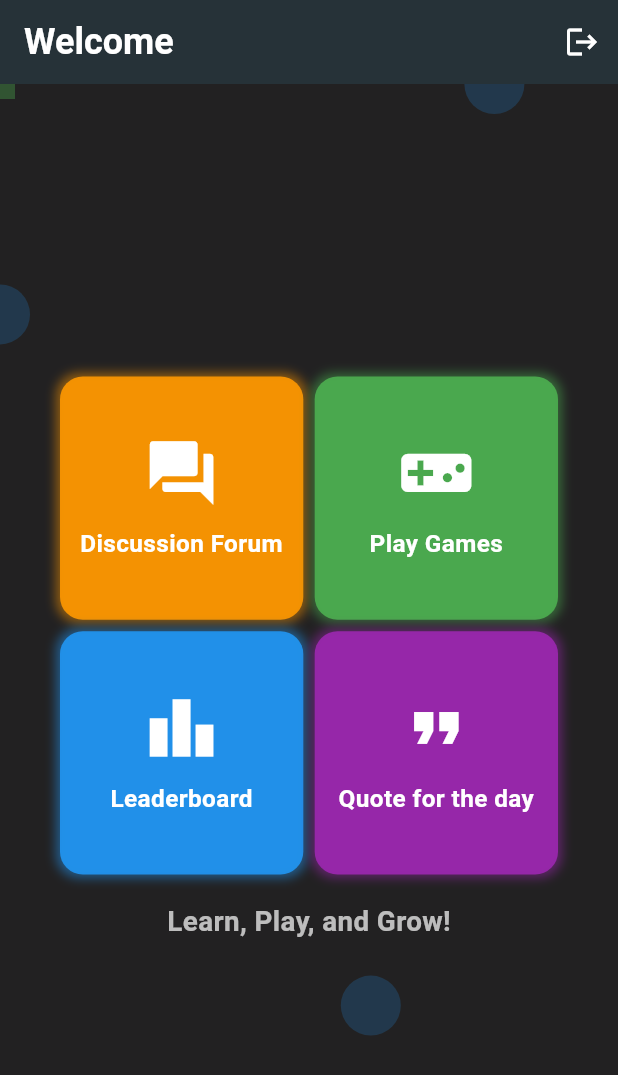
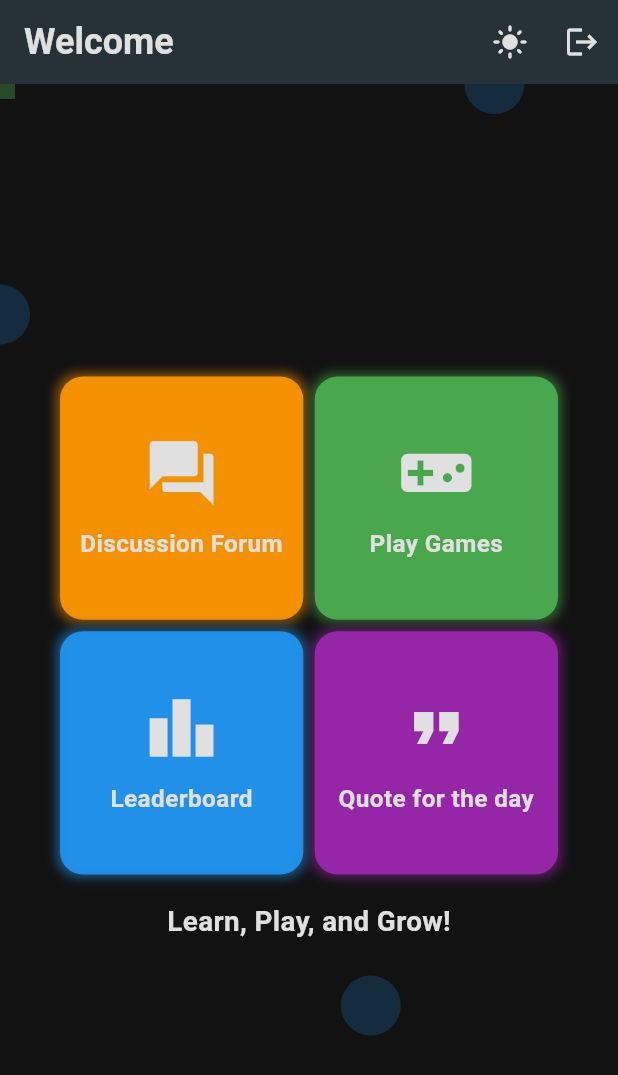
Before and after one commit to sarthaknimbalkar/EnableU, a Flutter app: the screen it shows once a user with an empty profile is signed in, on a phone screen of 412 x 824 dp. Shown: the top 1075 px of the screen. Run offline on Flutter 3.47's test engine with Material 3 defaults, Android fonts, the phone set to English and light mode, and no system bars; our stand-ins replace cloud_firestore, firebase_auth, firebase_core; accounts and stored records are empty.

Commit message:
D&N mode

```diff
--- a/lib/pages/landing_page.dart
+++ b/lib/pages/landing_page.dart
@@ -20,6 +20,8 @@
 
   late AnimationController _animationController;
   late Animation<double> _scaleAnimation;
+
+  bool isNightMode = true;
 
   @override
   void initState() {
@@ -45,30 +47,55 @@
     super.dispose();
   }
 
+  void toggleTheme() {
+    setState(() {
+      isNightMode = !isNightMode;
+    });
+  }
+
   @override
   Widget build(BuildContext context) {
     final email = currentUser?.email ?? '';
     final name = email.split('@').first;
 
+    final backgroundColor = isNightMode ? Color(0xFF121212) : Colors.white;
+    final appBarColor = isNightMode ? Colors.blueGrey[900] : Colors.lightBlueAccent;
+    final textColor = isNightMode ? Color(0xFFE0E0E0) : Colors.black;
+    final appBarTextColor = isNightMode ? Color(0xFFE0E0E0) : Colors.blueGrey[900];
+    final tileColors = [
+      isNightMode ? Colors.orange.withOpacity(0.8) : Colors.deepOrangeAccent.withOpacity(0.9),
+      isNightMode ? Colors.green.withOpacity(0.8) : Colors.lightGreenAccent.withOpacity(0.9),
+      isNightMode ? Colors.blue.withOpacity(0.8) : Colors.lightBlue.withOpacity(0.9),
+      isNightMode ? Colors.purple.withOpacity(0.8) : Colors.deepPurpleAccent.withOpacity(0.9),
+    ];
+    final tileTextColor = isNightMode ? Color(0xFFE0E0E0) : Colors.white70;
+
     return Scaffold(
-      backgroundColor: Colors.black87, // Dark background color
+      backgroundColor: backgroundColor,
       appBar: AppBar(
-        backgroundColor: Colors.blueGrey[900],
+        backgroundColor: appBarColor,
         title: Text(
           'Welcome $name',
-          style: const TextStyle(
+          style: TextStyle(
             fontSize: 24.0,
             fontWeight: FontWeight.bold,
-            color: Colors.white,
+            color: appBarTextColor,
           ),
         ),
         actions: [
+          IconButton(
+            onPressed: toggleTheme,
+            icon: Icon(
+              isNightMode ? Icons.light_mode : Icons.dark_mode,
+              color: appBarTextColor,
+            ),
+          ),
           IconButton(
             onPressed: () {
               FirebaseAuth.instance.signOut();
               Navigator.of(context).popUntil((route) => route.isFirst);
             },
-            icon: const Icon(Icons.logout, color: Colors.white),
+            icon: Icon(Icons.logout, color: appBarTextColor),
           ),
         ],
       ),
@@ -77,7 +104,8 @@
           // Animated Background Symbols
           Positioned.fill(
             child: CustomPaint(
-              painter: BackgroundSymbolPainter(_animationController.value),
+              painter: BackgroundSymbolPainter(
+                  _animationController.value, isNightMode),
             ),
           ),
           // Blocks directly on the background
@@ -98,28 +126,32 @@
                         'Discussion Forum',
                         Forum(),
                         Icons.forum,
-                        Colors.orange,
+                        tileColors[0],
+                        tileTextColor,
                       ),
                       _buildAnimatedTile(
                         context,
                         'Play Games',
                         GamesListPage(),
                         Icons.videogame_asset,
-                        Colors.green,
+                        tileColors[1],
+                        tileTextColor,
                       ),
                       _buildAnimatedTile(
                         context,
                         'Leaderboard',
                         LeaderboardPage(),
                         Icons.leaderboard,
-                        Colors.blue,
+                        tileColors[2],
+                        tileTextColor,
                       ),
                       _buildAnimatedTile(
                         context,
                         'Quote for the day',
                         QuotePage(),
                         Icons.format_quote,
-                        Colors.purple,
+                        tileColors[3],
+                        tileTextColor,
                       ),
                     ],
                   ),
@@ -132,10 +164,10 @@
                       scale: 1 + (_scaleAnimation.value * 0.1),
                       child: Text(
                         'Learn, Play, and Grow!',
-                        style: const TextStyle(
+                        style: TextStyle(
                           fontSize: 18,
                           fontWeight: FontWeight.bold,
-                          color: Colors.white70,
+                          color: textColor,
                         ),
                       ),
                     );
@@ -151,7 +183,7 @@
 
   // Function to create an animated tile
   Widget _buildAnimatedTile(BuildContext context, String title, Widget route,
-      IconData icon, Color color) {
+      IconData icon, Color? color, Color textColor) {
     return GestureDetector(
       onTap: () {
         Navigator.push(
@@ -166,11 +198,11 @@
             scale: 1 + (_scaleAnimation.value * 0.05),
             child: Container(
               decoration: BoxDecoration(
-                color: color.withOpacity(0.9), // More vibrant tile colors
+                color: color?.withOpacity(0.9),
                 borderRadius: BorderRadius.circular(15.0),
                 boxShadow: [
                   BoxShadow(
-                    color: color.withOpacity(0.5),
+                    color: color!.withOpacity(0.5),
                     spreadRadius: 2,
                     blurRadius: 5,
                   ),
@@ -182,14 +214,14 @@
                   Icon(
                     icon,
                     size: 50,
-                    color: Colors.white,
+                    color: textColor,
                   ),
                   const SizedBox(height: 10.0),
                   Text(
                     title,
                     textAlign: TextAlign.center,
-                    style: const TextStyle(
-                      color: Colors.white,
+                    style: TextStyle(
+                      color: textColor,
                       fontSize: 16.0,
                       fontWeight: FontWeight.bold,
                     ),
@@ -207,12 +239,16 @@
 // Custom Painter for Background Symbols
 class BackgroundSymbolPainter extends CustomPainter {
   final double animationValue;
+  final bool isNightMode;
 
-  BackgroundSymbolPainter(this.animationValue);
+  BackgroundSymbolPainter(this.animationValue, this.isNightMode);
 
   @override
   void paint(Canvas canvas, Size size) {
-    final paint = Paint()..color = Colors.blue.withOpacity(0.2);
+    final paint = Paint()
+      ..color = isNightMode
+          ? Colors.blue.withOpacity(0.2)
+          : Colors.yellow.withOpacity(0.2);
 
     // Draw circles moving across the screen
     for (int i = 0; i < 5; i++) {
@@ -220,7 +256,10 @@
       final y = size.height * (0.2 * i + (1 - animationValue) * 0.2);
 
       // Skip areas where blocks are located
-      if (x > size.width * 0.1 && x < size.width * 0.9 && y > size.height * 0.2 && y < size.height * 0.8) {
+      if (x > size.width * 0.1 &&
+          x < size.width * 0.9 &&
+          y > size.height * 0.2 &&
+          y < size.height * 0.8) {
         continue;
       }
 
@@ -228,13 +267,18 @@
     }
 
     // Draw squares moving across the screen
-    paint.color = Colors.green.withOpacity(0.2);
+    paint.color = isNightMode
+        ? Colors.green.withOpacity(0.2)
+        : Colors.orange.withOpacity(0.2);
     for (int i = 0; i < 5; i++) {
       final x = size.width * (0.25 * i - animationValue * 0.2);
       final y = size.height * (0.25 * i + animationValue * 0.2);
 
       // Skip areas where blocks are located
-      if (x > size.width * 0.1 && x < size.width * 0.9 && y > size.height * 0.2 && y < size.height * 0.8) {
+      if (x > size.width * 0.1 &&
+          x < size.width * 0.9 &&
+          y > size.height * 0.2 &&
+          y < size.height * 0.8) {
         continue;
       }
 
```
Also changed, not shown: 6 other files.
